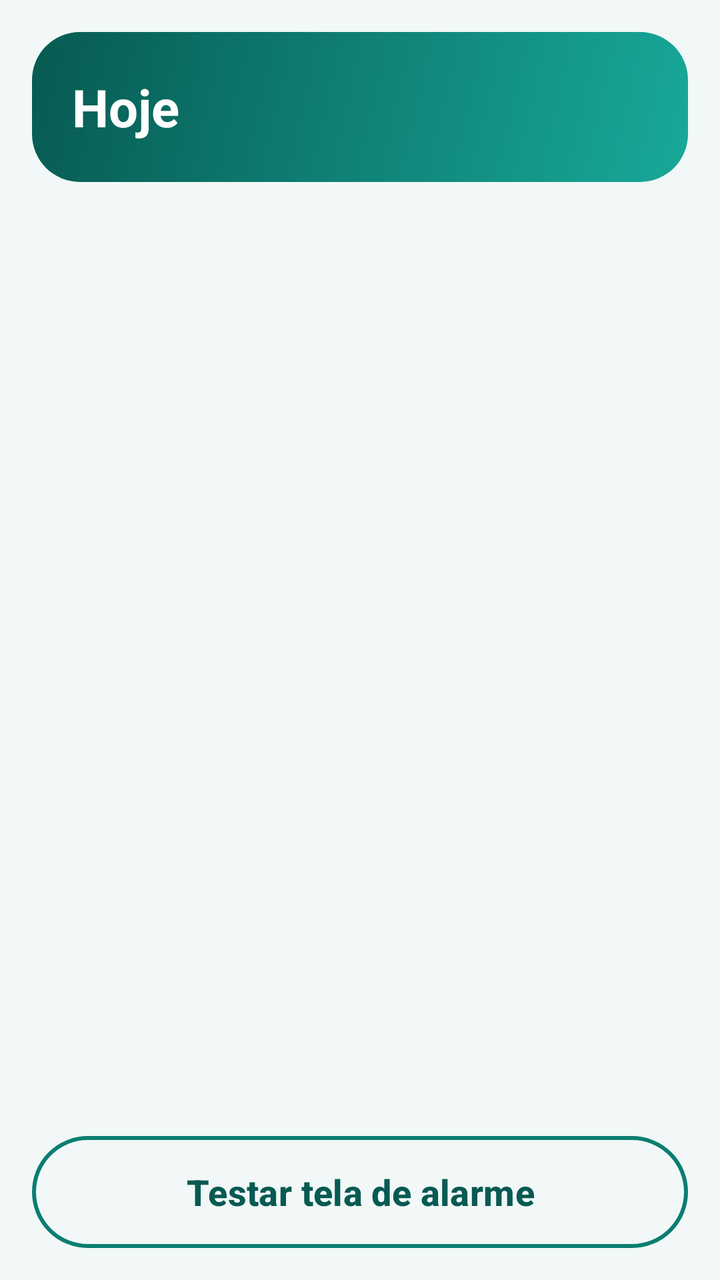
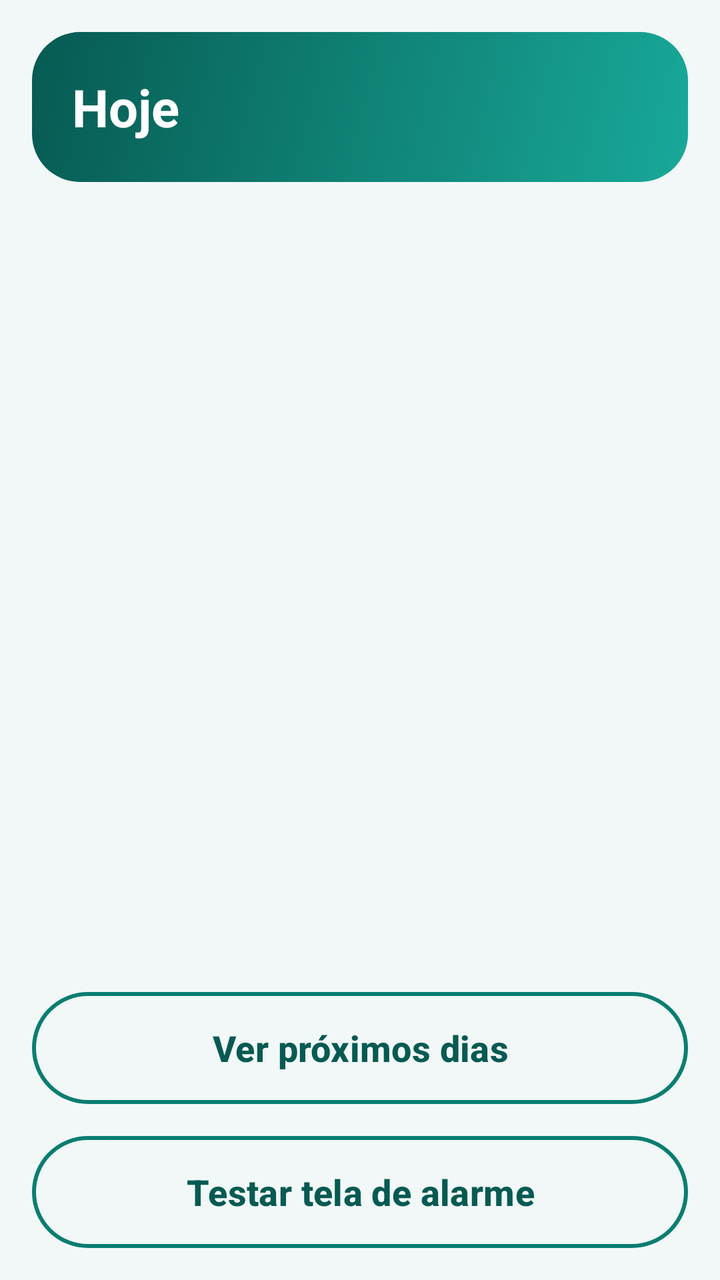

Before-and-after screenshots of an Android layout around one commit, followed by the original layout XML and the change that was made.
<!-- AndroidManifest.xml: application theme Theme.RemedioCerto -->
<!-- res/layout/fragment_hoje.xml -->
<?xml version="1.0" encoding="utf-8"?>
<LinearLayout xmlns:android="http://schemas.android.com/apk/res/android"
    android:layout_width="match_parent"
    android:layout_height="match_parent"
    android:orientation="vertical"
    android:padding="@dimen/margem">

    <TextView
        android:id="@+id/tvTitulo"
        style="@style/Estilo.Titulo"
        android:layout_width="match_parent"
        android:layout_height="wrap_content"
        android:text="@string/hoje_titulo" />

    <androidx.recyclerview.widget.RecyclerView
        android:id="@+id/rvDoses"
        android:layout_width="match_parent"
        android:layout_height="0dp"
        android:layout_marginTop="@dimen/margem"
        android:layout_weight="1"
        android:clipToPadding="false"
        android:paddingBottom="8dp" />

    <TextView
        android:id="@+id/tvVazio"
        android:layout_width="match_parent"
        android:layout_height="wrap_content"
        android:gravity="center"
        android:padding="@dimen/margem"
        android:text="@string/hoje_vazio"
        android:textColor="@color/rc_texto_suave"
        android:textSize="@dimen/texto_corpo"
        android:visibility="gone" />

    <com.google.android.material.button.MaterialButton
        android:id="@+id/btnTestarAlarme"
        style="@style/Widget.RemedioCerto.Button.Outlined"
        android:layout_width="match_parent"
        android:layout_height="wrap_content"
        android:minHeight="@dimen/altura_botao"
        android:layout_marginTop="@dimen/margem"
        android:text="@string/hoje_testar_alarme" />
</LinearLayout>
<!-- resources referenced by this layout -->
<resources>
  <color name="rc_texto_suave">#4D6B68</color>
  <dimen name="altura_botao">56dp</dimen>
  <dimen name="margem">16dp</dimen>
  <dimen name="texto_corpo">18sp</dimen>
  <string name="hoje_testar_alarme">Testar tela de alarme</string>
  <string name="hoje_titulo">Hoje</string>
  <string name="hoje_vazio">Nenhuma dose para hoje. Cadastre um medicamento na aba Remédios.</string>
  <style name="Estilo.Titulo" parent="">
          <item name="android:background">@drawable/bg_cabecalho</item>
          <item name="android:textColor">@color/white</item>
          <item name="android:textSize">26sp</item>
          <item name="android:textStyle">bold</item>
          <item name="android:padding">20dp</item>
      </style>
  <!-- drawable bg_cabecalho (drawable) -->
  <?xml version="1.0" encoding="utf-8"?>
  <shape xmlns:android="http://schemas.android.com/apk/res/android"
      android:shape="rectangle">
      <gradient
          android:angle="315"
          android:endColor="@color/rc_gradiente_fim"
          android:startColor="@color/rc_gradiente_inicio" />
      <corners android:radius="24dp" />
  </shape>
  <color name="white">#FFFFFFFF</color>
  <color name="rc_primaria_escura">#075A52</color>
  <color name="rc_primaria">#0B7D72</color>
  <color name="rc_sobre_primaria">#FFFFFF</color>
  <color name="rc_primaria_clara">#D4F1EC</color>
  <color name="rc_coral">#E8553A</color>
  <color name="rc_amarelo">#FFC93C</color>
  <color name="rc_fundo">#F1F8F7</color>
  <color name="rc_superficie">#FFFFFF</color>
  <color name="rc_superficie_alta">#E3F0EE</color>
  <color name="rc_texto">#12312F</color>
  <color name="rc_contorno_forte">#6F8F8B</color>
  <color name="rc_contorno">#C9E2DE</color>
  <style name="Forma.Pequena" parent="ShapeAppearance.Material3.SmallComponent">
          <item name="cornerFamily">rounded</item>
          <item name="cornerSize">14dp</item>
      </style>
  <style name="Forma.Media" parent="ShapeAppearance.Material3.MediumComponent">
          <item name="cornerFamily">rounded</item>
          <item name="cornerSize">22dp</item>
      </style>
  <style name="Forma.Grande" parent="ShapeAppearance.Material3.LargeComponent">
          <item name="cornerFamily">rounded</item>
          <item name="cornerSize">28dp</item>
      </style>
  <style name="Widget.RemedioCerto.Card" parent="Widget.Material3.CardView.Elevated">
          <item name="cardBackgroundColor">@color/rc_superficie</item>
          <item name="cardElevation">4dp</item>
          <item name="cardCornerRadius">22dp</item>
      </style>
  <style name="Widget.RemedioCerto.BottomNav" parent="Widget.Material3.BottomNavigationView">
          <item name="elevation">12dp</item>
          <item name="labelVisibilityMode">labeled</item>
          <item name="itemTextAppearanceActive">@style/Texto.Aba</item>
          <item name="itemTextAppearanceInactive">@style/Texto.Aba</item>
      </style>
  <color name="rc_gradiente_fim">#18A999</color>
  <color name="rc_gradiente_inicio">#075A52</color>
  <style name="Texto.Aba" parent="TextAppearance.Material3.LabelMedium">
          <item name="android:textSize">13sp</item>
          <item name="android:textStyle">bold</item>
      </style>
  <!-- unchanged entries left out for length: 3 -->
</resources>

<!-- the commit's change to res/layout/fragment_hoje.xml (unified diff, before → after) -->
@@ -11,6 +11,33 @@
         android:layout_width="match_parent"
         android:layout_height="wrap_content"
         android:text="@string/hoje_titulo" />
+
+    
+    <LinearLayout
+        android:id="@+id/layoutAviso"
+        android:layout_width="match_parent"
+        android:layout_height="wrap_content"
+        android:layout_marginTop="@dimen/margem"
+        android:background="@drawable/bg_destaque"
+        android:orientation="vertical"
+        android:padding="@dimen/margem"
+        android:visibility="gone">
+
+        <TextView
+            android:id="@+id/tvAviso"
+            android:layout_width="match_parent"
+            android:layout_height="wrap_content"
+            android:textColor="@color/rc_primaria_escura"
+            android:textSize="@dimen/texto_corpo"
+            android:textStyle="bold" />
+
+        <com.google.android.material.button.MaterialButton
+            android:id="@+id/btnAviso"
+            android:layout_width="match_parent"
+            android:layout_height="wrap_content"
+            android:layout_marginTop="12dp"
+            android:minHeight="@dimen/altura_botao" />
+    </LinearLayout>
 
     <androidx.recyclerview.widget.RecyclerView
         android:id="@+id/rvDoses"
@@ -33,6 +60,15 @@
         android:visibility="gone" />
 
     <com.google.android.material.button.MaterialButton
+        android:id="@+id/btnProximosDias"
+        style="@style/Widget.RemedioCerto.Button.Outlined"
+        android:layout_width="match_parent"
+        android:layout_height="wrap_content"
+        android:layout_marginTop="@dimen/margem"
+        android:minHeight="@dimen/altura_botao"
+        android:text="@string/proximos_botao" />
+
+    <com.google.android.material.button.MaterialButton
         android:id="@+id/btnTestarAlarme"
         style="@style/Widget.RemedioCerto.Button.Outlined"
         android:layout_width="match_parent"
<!-- resource entries referenced after the edit -->
@@ -4,9 +4,20 @@
   <dimen name="altura_botao">56dp</dimen>
   <dimen name="margem">16dp</dimen>
   <dimen name="texto_corpo">18sp</dimen>
+  <!-- drawable bg_destaque (drawable) -->
+  <?xml version="1.0" encoding="utf-8"?>
+  <shape xmlns:android="http://schemas.android.com/apk/res/android"
+      android:shape="rectangle">
+      <solid android:color="@color/rc_primaria_clara" />
+      <stroke
+          android:width="2dp"
+          android:color="@color/rc_primaria" />
+      <corners android:radius="20dp" />
+  </shape>
   <string name="hoje_testar_alarme">Testar tela de alarme</string>
   <string name="hoje_titulo">Hoje</string>
   <string name="hoje_vazio">Nenhuma dose para hoje. Cadastre um medicamento na aba Remédios.</string>
+  <string name="proximos_botao">Ver próximos dias</string>
   <style name="Estilo.Titulo" parent="">
           <item name="android:background">@drawable/bg_cabecalho</item>
           <item name="android:textColor">@color/white</item>
